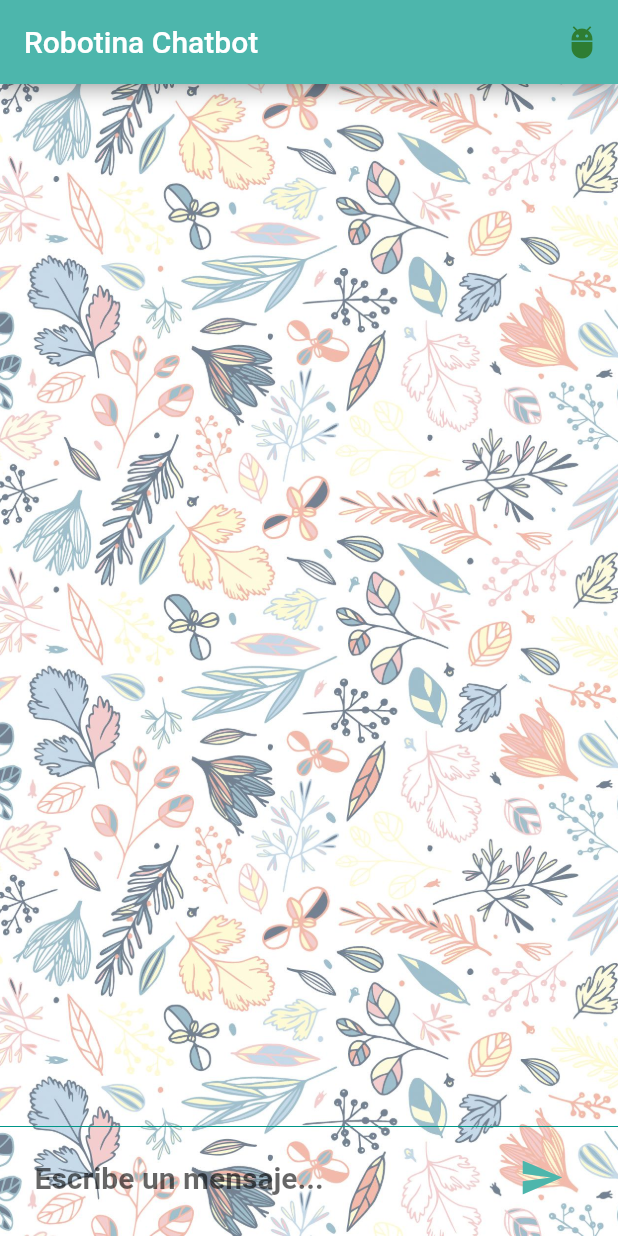
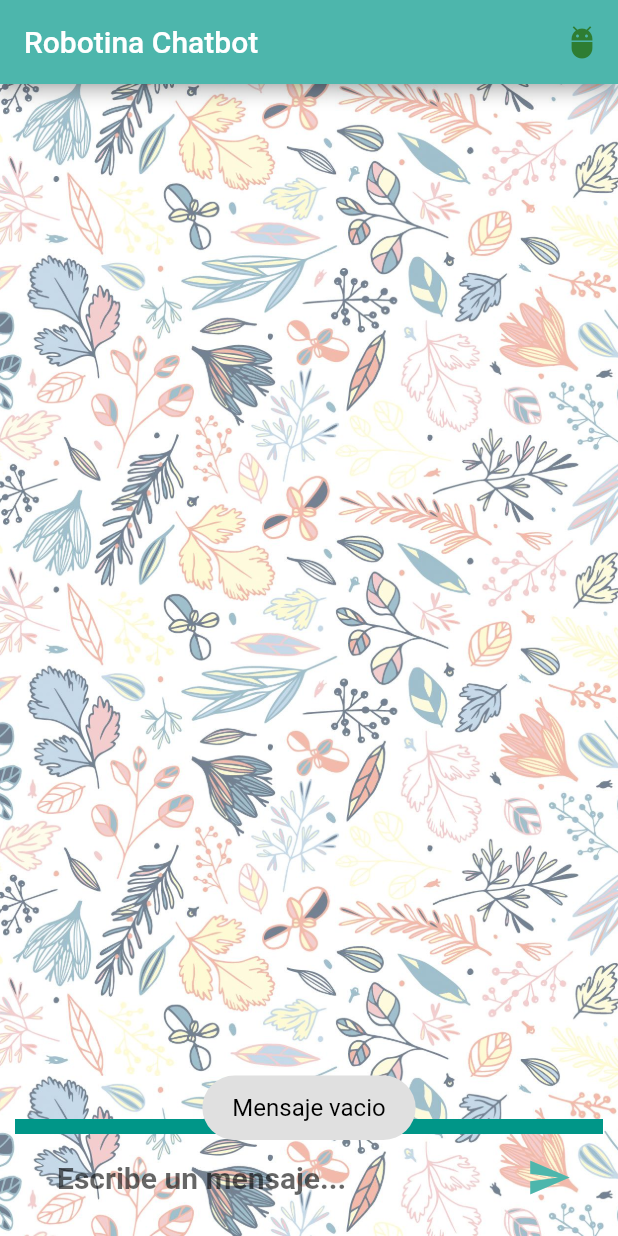
Before and after one commit to Thalia0621/chatbot_flutter, a Flutter app: the screen it shows after launch, after a tap on the "send" icon, on a phone screen of 412 x 824 dp. Run offline on Flutter 3.47's test engine with Material 2 defaults, Android fonts, the phone set to English and light mode, and no system bars; our stand-ins replace bubble, fluttertoast; missing offline and left inert: flutter_dialogflow.

Commit message:
Second commit

```diff
--- a/lib/MyHomePage.dart
+++ b/lib/MyHomePage.dart
@@ -1,6 +1,7 @@
 import 'package:flutter/material.dart';
 import 'package:flutter_dialogflow/dialogflow_v2.dart';
 import 'package:bubble/bubble.dart';
+import 'package:fluttertoast/fluttertoast.dart';
 
 class MyHomePage extends StatefulWidget {
   MyHomePage({Key key, this.title}) : super(key: key);
@@ -12,9 +13,11 @@ class MyHomePage extends StatefulWidget {
 
 class _MyHomePageState extends State<MyHomePage> {
 
+  final messageInsert = TextEditingController();
+  List<Map> messsages = List();
   void response(query) async {
     AuthGoogle authGoogle = await AuthGoogle(
-            fileJson: "lib/src/assets/robota-jwgi-907c9bd3e6f6.json")
+            fileJson: "lib/src/assets/robota-jwgi-4b81d63a822f.json")
         .build();
     Dialogflow dialogflow =
         Dialogflow(authGoogle: authGoogle, language: Language.spanish);
@@ -27,10 +30,6 @@ class _MyHomePageState extends State<MyHomePage> {
     });
   }
 
-  final messageInsert = TextEditingController();
-  List<Map> messsages = List();
-
-  //Colors
   @override
   Widget build(BuildContext context) {
     return Container(
@@ -57,17 +56,19 @@ class _MyHomePageState extends State<MyHomePage> {
             Divider(
               height: 20.0,
               color: Colors.teal,
+              thickness: 10,
+              indent: 10,
+              endIndent: 10,
             ),
             Container(
-              padding: EdgeInsets.only(left: 15.0, right: 15.0),
+              padding: EdgeInsets.only(left: 30.0, right: 10.0),
               margin: const EdgeInsets.symmetric(horizontal: 8.0),
               child: Row(
                 children: <Widget>[
                   Flexible(
-                      child: TextField(
+                    child: TextField(
                     controller: messageInsert,
                     decoration: InputDecoration.collapsed(
-
                         hintText: "Escribe un mensaje...",
                         hintStyle: TextStyle(
                             fontWeight: FontWeight.bold, fontSize: 20.0)),
@@ -82,7 +83,15 @@ class _MyHomePageState extends State<MyHomePage> {
                         ),
                         onPressed: () {
                           if (messageInsert.text.isEmpty) {
-                            print("empty message");
+                            Fluttertoast.showToast(
+                                msg: "Mensaje vacio",
+                                toastLength: Toast.LENGTH_SHORT,
+                                gravity: ToastGravity.BOTTOM,
+                                timeInSecForIosWeb: 1,
+                                backgroundColor: Colors.grey[300],
+                                textColor: Colors.black,
+                                fontSize: 16.0
+                            );
                           } else {
                             setState(() {
                               messsages.insert(0,
--- a/pubspec.yaml
+++ b/pubspec.yaml
@@ -29,6 +29,7 @@ dependencies:
   # Use with the CupertinoIcons class for iOS style icons.
   cupertino_icons: ^1.0.0
   flutter_dialogflow: ^0.1.3
+  fluttertoast: ^7.1.6
   bubble: ^1.1.9+1
 
 
@@ -48,7 +49,7 @@ flutter:
   # the material Icons class.
   uses-material-design: true
   assets:
-  - lib/src/assets/robota-jwgi-907c9bd3e6f6.json
+  - lib/src/assets/robota-jwgi-4b81d63a822f.json
   - lib/src/image/fondo.jpg
 
   # To add assets to your application, add an assets section, like this:
```
Also changed, not shown: lib/src/assets/robota-jwgi-4b81d63a822f.json (added, +12 -0 lines), pubspec.lock.
